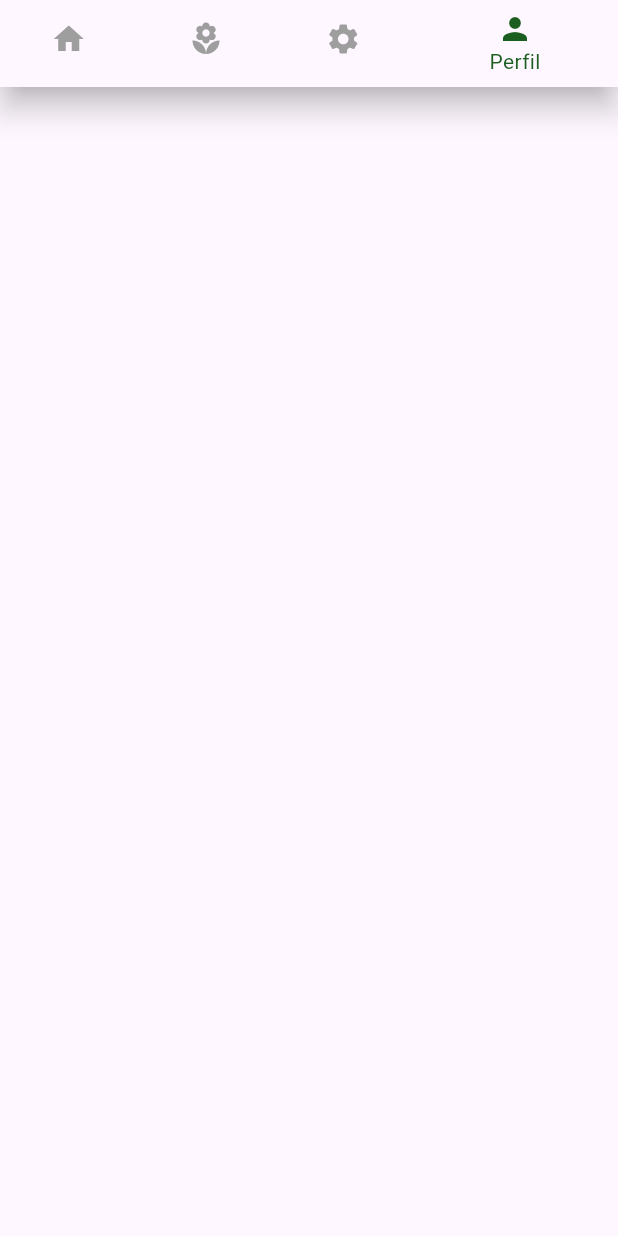
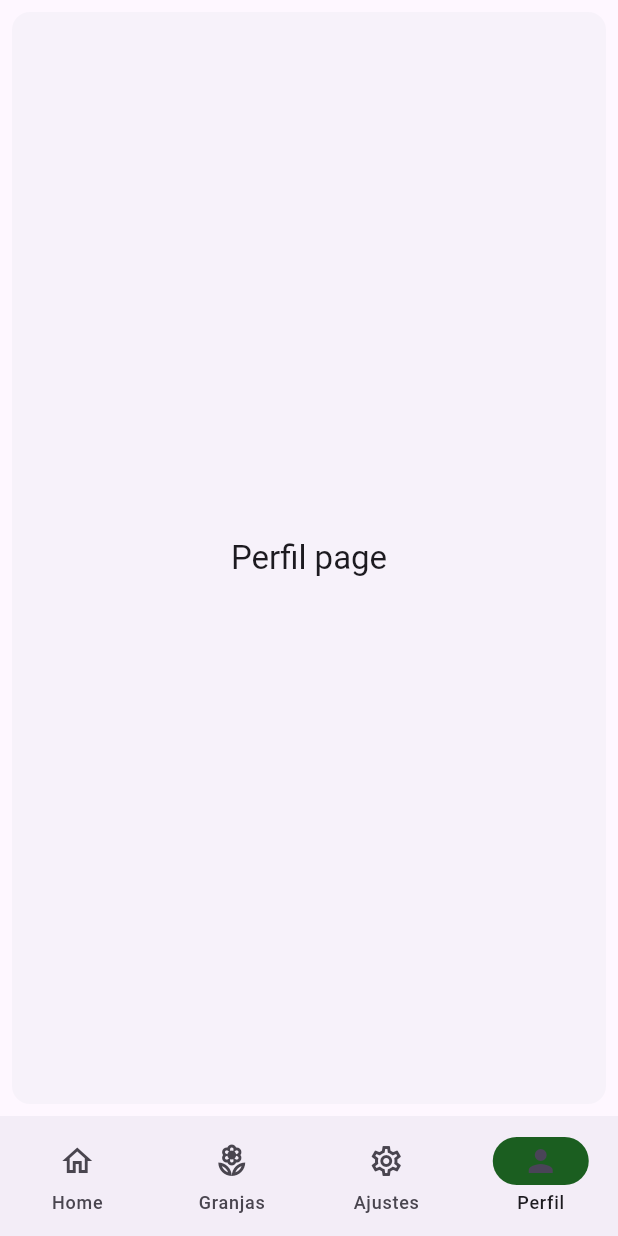
Before and after one commit to angelstchavez/moo_app, a Flutter app: the BottomNavBarWidget screen opened directly, item 4 of the bottom bar chosen, on a phone screen of 412 x 824 dp. Run offline on Flutter 3.47's test engine with Material 3 defaults, Android fonts, the phone set to English and light mode, and no system bars.

Commit message:
Modificacion NavBar

```diff
--- a/lib/widgets/button_nav_bar.dart
+++ b/lib/widgets/button_nav_bar.dart
@@ -19,37 +19,136 @@ class _BottomNavBarWidgetState extends State<BottomNavBarWidget> {
 
   @override
   Widget build(BuildContext context) {
-    return BottomNavigationBar(
-      unselectedItemColor:
-          Colors.grey, // Color gris para los íconos no seleccionados
-      selectedItemColor:
-          Colors.green.shade900, // Color verde para el ícono seleccionado
-      items: const <BottomNavigationBarItem>[
-        BottomNavigationBarItem(
-          icon: Icon(Icons.home),
-          label: 'Inicio',
+    final ThemeData theme = Theme.of(context);
+
+    return Scaffold(
+
+      bottomNavigationBar: NavigationBar(
+        onDestinationSelected: (int index) {
+          setState(() {
+            _selectedIndex = index;
+          });
+        },
+        indicatorColor: Colors.green.shade900,
+        selectedIndex: _selectedIndex,
+        destinations: const <Widget>[
+          NavigationDestination(
+            selectedIcon: Icon(Icons.home),
+            icon: Icon(Icons.home_outlined),
+            label: 'Home',
+          ),
+          NavigationDestination(
+            selectedIcon: Icon(Icons.local_florist),
+            icon: Icon(Icons.local_florist_outlined),
+            label: 'Granjas',
+          ),
+          NavigationDestination(
+
+            selectedIcon: Icon(Icons.settings),
+            icon: Icon(Icons.settings_outlined),
+            label: 'Ajustes',
+          ),
+          NavigationDestination(
+
+            selectedIcon: Icon(Icons.person),
+            icon: Icon(Icons.person_outlined),
+            label: 'Perfil',
+          ),
+        ],
+      ),
+      body: <Widget>[
+        /// Home page
+        Card(
+          shadowColor: Colors.transparent,
+          margin: const EdgeInsets.all(8.0),
+          child: SizedBox.expand(
+            child: Center(
+              child: Text(
+                'Home page',
+                style: theme.textTheme.titleLarge,
+              ),
+            ),
+          ),
         ),
-        BottomNavigationBarItem(
-          icon: Icon(Icons.local_florist),
-          label: 'Granjas',
+
+        /// Notifications page
+        const Padding(
+          padding: EdgeInsets.all(8.0),
+          child: Column(
+            children: <Widget>[
+              Card(
+                child: ListTile(
+                  leading: Icon(Icons.notifications_sharp),
+                  title: Text('Notification 1'),
+                  subtitle: Text('This is a notification'),
+                ),
+              ),
+              Card(
+                child: ListTile(
+                  leading: Icon(Icons.notifications_sharp),
+                  title: Text('Notification 2'),
+                  subtitle: Text('This is a notification'),
+                ),
+              ),
+            ],
+          ),
         ),
-        BottomNavigationBarItem(
-          icon: Icon(Icons.settings),
-          label: 'Ajustes',
+
+        /// Messages page
+        ListView.builder(
+          reverse: true,
+          itemCount: 2,
+          itemBuilder: (BuildContext context, int index) {
+            if (index == 0) {
+              return Align(
+                alignment: Alignment.centerRight,
+                child: Container(
+                  margin: const EdgeInsets.all(8.0),
+                  padding: const EdgeInsets.all(8.0),
+                  decoration: BoxDecoration(
+                    color: theme.colorScheme.primary,
+                    borderRadius: BorderRadius.circular(8.0),
+                  ),
+                  child: Text(
+                    'Hello',
+                    style: theme.textTheme.bodyLarge!
+                        .copyWith(color: theme.colorScheme.onPrimary),
+                  ),
+                ),
+              );
+            }
+            return Align(
+              alignment: Alignment.centerLeft,
+              child: Container(
+                margin: const EdgeInsets.all(8.0),
+                padding: const EdgeInsets.all(8.0),
+                decoration: BoxDecoration(
+                  color: theme.colorScheme.primary,
+                  borderRadius: BorderRadius.circular(8.0),
+                ),
+                child: Text(
+                  'Hi!',
+                  style: theme.textTheme.bodyLarge!
+                      .copyWith(color: theme.colorScheme.onPrimary),
+                ),
+              ),
+            );
+          },
         ),
-        BottomNavigationBarItem(
-          icon: Icon(Icons.person),
-          label: 'Perfil',
+        Card(
+          shadowColor: Colors.transparent,
+          margin: const EdgeInsets.all(8.0),
+          child: SizedBox.expand(
+            child: Center(
+              child: Text(
+                'Perfil page',
+                style: theme.textTheme.titleLarge,
+              ),
+            ),
+          ),
         ),
-      ],
-      currentIndex: _selectedIndex,
-      onTap: _onItemTapped,
-      selectedLabelStyle: TextStyle(
-          color: Colors
-              .green.shade900), // Estilo de texto para etiquetas seleccionadas
-      unselectedLabelStyle: const TextStyle(
-          color:
-              Colors.grey), // Estilo de texto para etiquetas no seleccionadas
+      ][_selectedIndex],
     );
+
   }
 }
```
Also changed, not shown: pubspec.lock.
